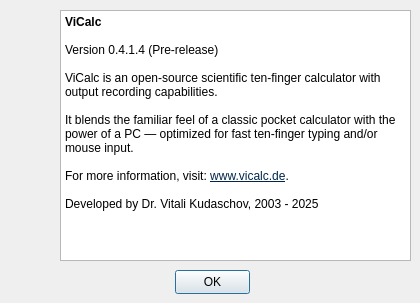
Kudaschov/ViCalc, file vicalc/ui/about_dialog.ui: the form before one commit.
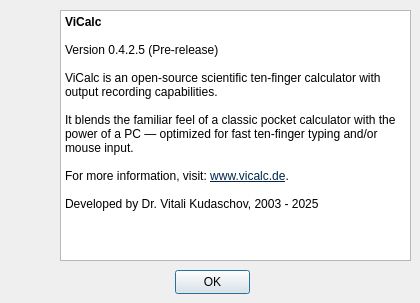
The form after the commit. Icons and pictures are not drawn.

The edit to the form file:
```diff
--- a/vicalc/ui/about_dialog.ui
+++ b/vicalc/ui/about_dialog.ui
@@ -61,7 +61,7 @@
 &lt;/style&gt;&lt;/head&gt;&lt;body style=&quot; font-family:'Segoe UI'; font-size:9pt; font-weight:400; font-style:normal;&quot;&gt;
 &lt;p style=&quot; margin-top:0px; margin-bottom:0px; margin-left:0px; margin-right:0px; -qt-block-indent:0; text-indent:0px;&quot;&gt;&lt;span style=&quot; font-weight:700;&quot;&gt;ViCalc&lt;/span&gt;&lt;/p&gt;
 &lt;p style=&quot;-qt-paragraph-type:empty; margin-top:0px; margin-bottom:0px; margin-left:0px; margin-right:0px; -qt-block-indent:0; text-indent:0px; font-weight:700;&quot;&gt;&lt;br /&gt;&lt;/p&gt;
-&lt;p style=&quot; margin-top:0px; margin-bottom:0px; margin-left:0px; margin-right:0px; -qt-block-indent:0; text-indent:0px;&quot;&gt;Version 0.4.1.4 (Pre-release)&lt;/p&gt;
+&lt;p style=&quot; margin-top:0px; margin-bottom:0px; margin-left:0px; margin-right:0px; -qt-block-indent:0; text-indent:0px;&quot;&gt;Version 0.4.2.5 (Pre-release)&lt;/p&gt;
 &lt;p style=&quot;-qt-paragraph-type:empty; margin-top:0px; margin-bottom:0px; margin-left:0px; margin-right:0px; -qt-block-indent:0; text-indent:0px;&quot;&gt;&lt;br /&gt;&lt;/p&gt;
 &lt;p style=&quot; margin-top:0px; margin-bottom:0px; margin-left:0px; margin-right:0px; -qt-block-indent:0; text-indent:0px;&quot;&gt;ViCalc is an open-source scientific ten-finger calculator with output recording capabilities.&lt;/p&gt;
 &lt;p style=&quot;-qt-paragraph-type:empty; margin-top:0px; margin-bottom:0px; margin-left:0px; margin-right:0px; -qt-block-indent:0; text-indent:0px;&quot;&gt;&lt;br /&gt;&lt;/p&gt;
```
